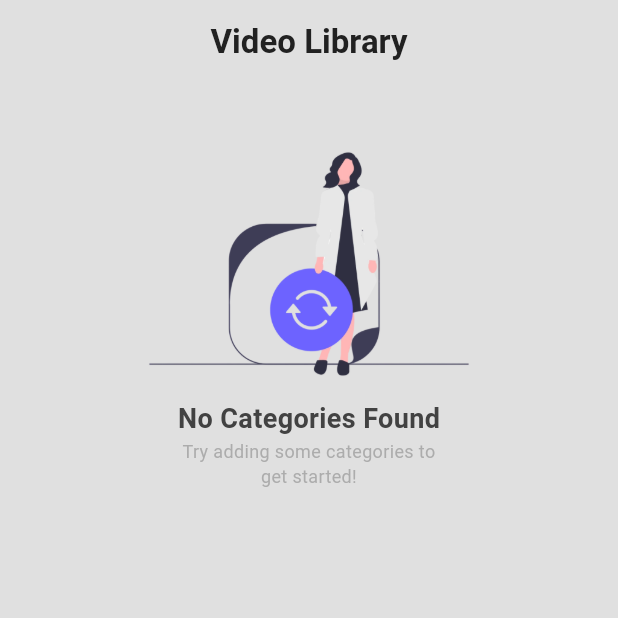
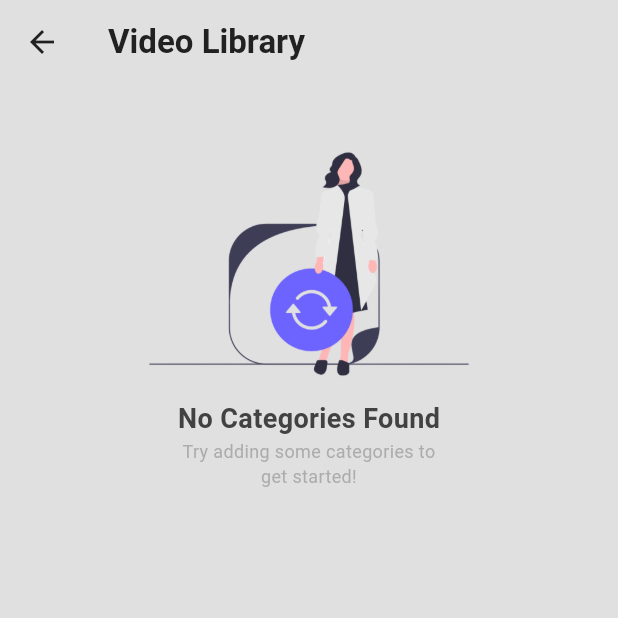
Before and after one commit to jasskhinda/compassionate-caregivers-app, a Flutter app: the LibraryScreen screen opened by its route, on a phone screen of 412 x 824 dp, the top half of it. Run offline on Flutter 3.47's test engine with Material 3 defaults, Android fonts, the phone set to English and light mode, and no system bars; our stand-ins replace animated_splash_screen, audioplayers, cached_network_image, cloud_firestore, cloud_functions, dio and 14 more; missing offline and left inert: flutter_inappwebview, flutter_sound, universal_html; accounts and stored records are empty; network calls fail; project files that could hold a hidden picture were left out.

Commit message:
Fix missing back button on Video Library screen
- Replace MainAppBar with SettingsAppBar to enable back navigation
- Users can now properly navigate back from create categories screen

🤖 Generated with [Claude Code](https://claude.ai/code)

Co-Authored-By: Claude <noreply@anthropic.com>

```diff
--- a/lib/presentation/main/bottomBarScreens/library/library_screen.dart
+++ b/lib/presentation/main/bottomBarScreens/library/library_screen.dart
@@ -5,7 +5,7 @@ import 'package:caregiver/component/other/basic_button.dart';
 import 'package:caregiver/component/other/not_found_dialog.dart';
 import 'package:caregiver/services/category_services.dart';
 import 'package:caregiver/utils/appRoutes/app_routes.dart';
-import '../../../../component/appBar/main_app_bar.dart';
+import '../../../../component/appBar/settings_app_bar.dart';
 import '../../../../utils/app_utils/AppUtils.dart';
 import 'package:provider/provider.dart';
 import '../../../../theme/theme_provider.dart';
@@ -114,7 +114,7 @@ class _LibraryScreenState extends State<LibraryScreen> {
             physics: const BouncingScrollPhysics(),
             slivers: [
               // App Bar
-              const MainAppBar(title: 'Video Library'),
+              const SettingsAppBar(title: 'Video Library'),
 
               SliverToBoxAdapter(
                 child: Center(
```
